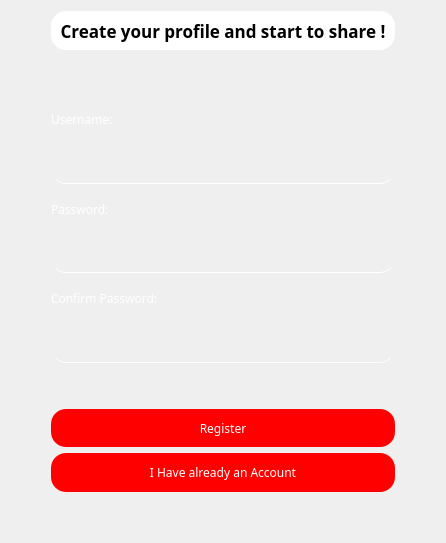
Before: the Qt Designer form Login/registrationdialog.ui in cosimo265598/Edilive, drawn with Qt 5.
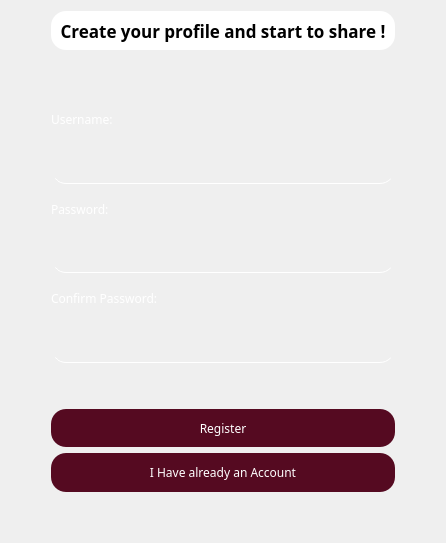
After: the same form once the commit is applied.

The edit to the form file:
```diff
--- a/Login/registrationdialog.ui
+++ b/Login/registrationdialog.ui
@@ -24,7 +24,7 @@
   </property>
   <property name="styleSheet">
    <string notr="true">QPushButton{
-background: red;
+background: #550A21;
 border-radius: 15px;
 color:white;
 }
```
